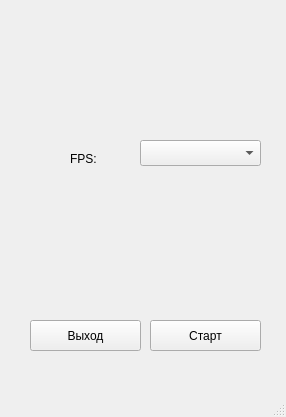
Before: the Qt Designer form main_window.ui in NAD777/Game-pygame, drawn with Qt 5.
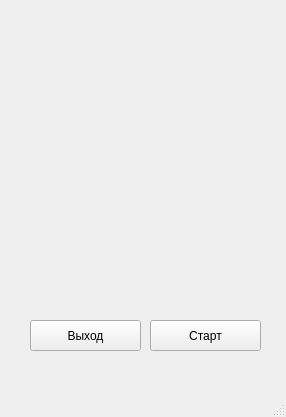
After: the same form once the commit is applied.

```diff
--- a/main_window.ui
+++ b/main_window.ui
@@ -40,29 +40,6 @@
      <string>Выход</string>
     </property>
    </widget>
-   <widget class="QComboBox" name="fps">
-    <property name="geometry">
-     <rect>
-      <x>140</x>
-      <y>140</y>
-      <width>121</width>
-      <height>26</height>
-     </rect>
-    </property>
-   </widget>
-   <widget class="QLabel" name="label_2">
-    <property name="geometry">
-     <rect>
-      <x>70</x>
-      <y>150</y>
-      <width>67</width>
-      <height>17</height>
-     </rect>
-    </property>
-    <property name="text">
-     <string>FPS:</string>
-    </property>
-   </widget>
   </widget>
   <widget class="QMenuBar" name="menubar">
    <property name="geometry">
```
